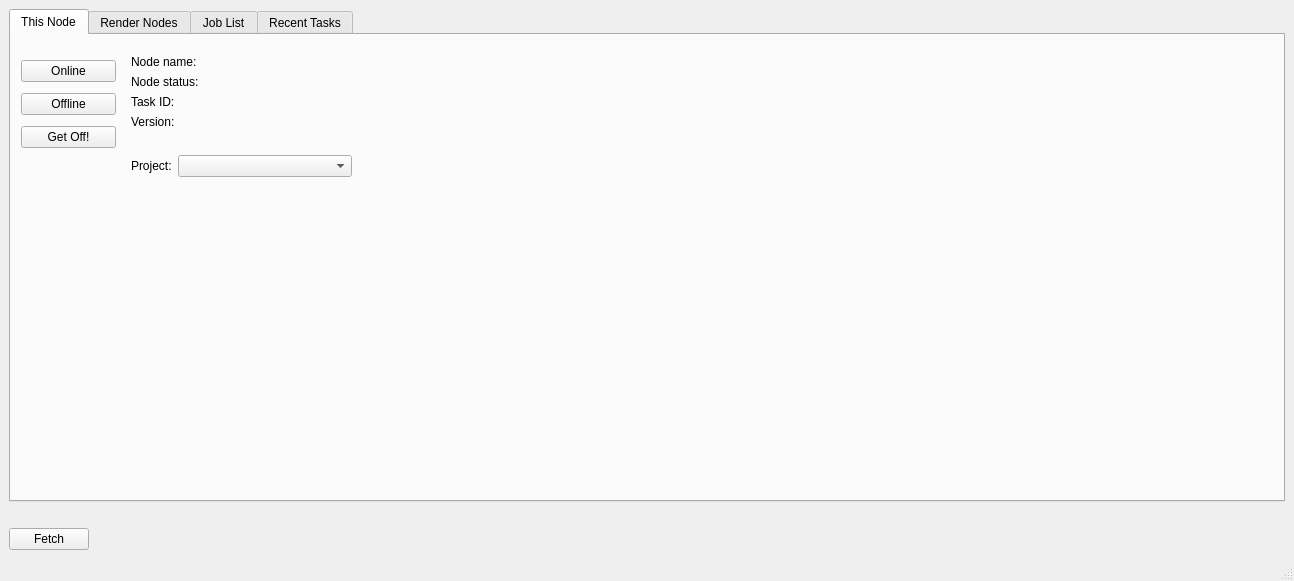
Qt form Ui_FarmView.ui (CogswellProjectHydra/githubHydraRepo) before a commit.
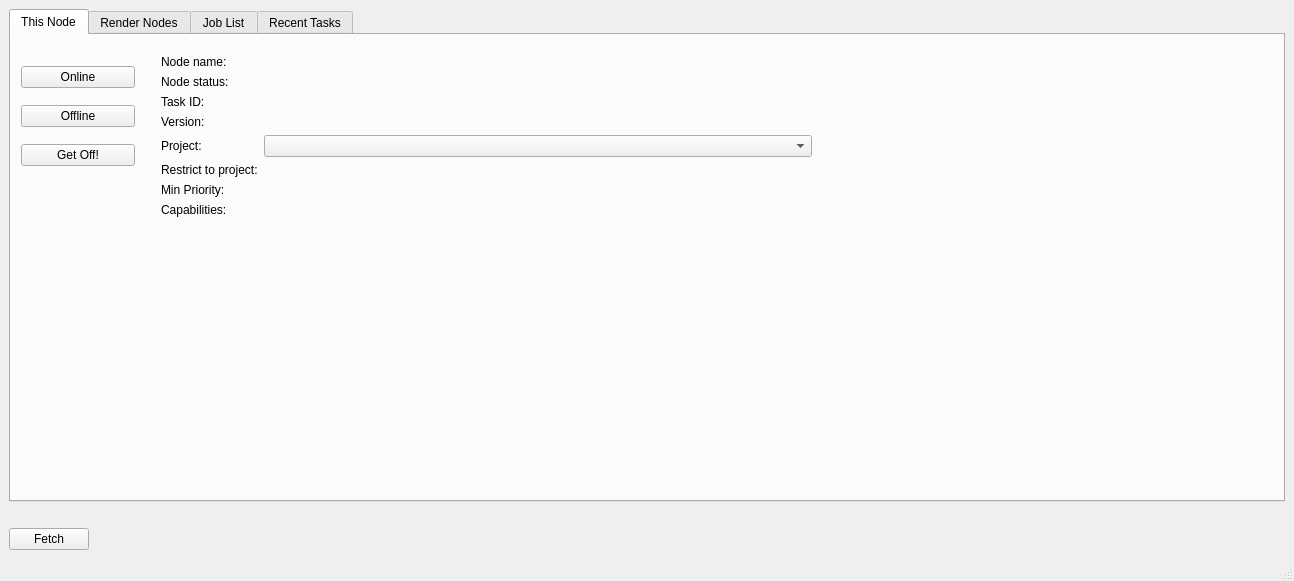
The same form after that commit. The open tabs and pages were chosen to show the change.

Commit message: Add capabilities etc. to FarmView.

The edit to the form file:
```diff
--- a/Ui_FarmView.ui
+++ b/Ui_FarmView.ui
@@ -60,8 +60,8 @@
          <rect>
           <x>10</x>
           <y>20</y>
-          <width>95</width>
-          <height>100</height>
+          <width>114</width>
+          <height>122</height>
          </rect>
         </property>
         <layout class="QVBoxLayout" name="verticalLayout_thisNodeButtons">
@@ -100,10 +100,10 @@
        <widget class="QWidget" name="layoutWidget">
         <property name="geometry">
          <rect>
-          <x>120</x>
+          <x>150</x>
           <y>20</y>
           <width>651</width>
-          <height>87</height>
+          <height>223</height>
          </rect>
         </property>
         <layout class="QFormLayout" name="formLayout_thisNodeLabels">
@@ -166,19 +166,7 @@
            </property>
           </widget>
          </item>
-        </layout>
-       </widget>
-       <widget class="QWidget" name="layoutWidget">
-        <property name="geometry">
-         <rect>
-          <x>120</x>
-          <y>120</y>
-          <width>221</width>
-          <height>24</height>
-         </rect>
-        </property>
-        <layout class="QFormLayout" name="formLayout_thisNodeProject">
-         <item row="0" column="0">
+         <item row="4" column="0">
           <widget class="QLabel" name="projectLabel">
            <property name="text">
             <string>Project:</string>
@@ -188,13 +176,55 @@
            </property>
           </widget>
          </item>
-         <item row="0" column="1">
+         <item row="4" column="1">
           <widget class="QComboBox" name="projectComboBox">
            <property name="whatsThis">
             <string>&lt;html&gt;&lt;head/&gt;&lt;body&gt;&lt;p&gt;&lt;br/&gt;&lt;/p&gt;&lt;/body&gt;&lt;/html&gt;</string>
            </property>
           </widget>
          </item>
+         <item row="5" column="0">
+          <widget class="QLabel" name="nodeVersionLabelLabel_2">
+           <property name="text">
+            <string>Restrict to project:</string>
+           </property>
+          </widget>
+         </item>
+         <item row="5" column="1">
+          <widget class="QLabel" name="restrictToProjectLabel">
+           <property name="text">
+            <string/>
+           </property>
+          </widget>
+         </item>
+         <item row="7" column="0">
+          <widget class="QLabel" name="nodeVersionLabelLabel_3">
+           <property name="text">
+            <string>Capabilities:</string>
+           </property>
+          </widget>
+         </item>
+         <item row="7" column="1">
+          <widget class="QLabel" name="capabilitiesLabel">
+           <property name="text">
+            <string/>
+           </property>
+          </widget>
+         </item>
+         <item row="6" column="0">
+          <widget class="QLabel" name="nodeVersionLabelLabel_4">
+           <property name="text">
+            <string>Min Priority:</string>
+           </property>
+          </widget>
+         </item>
+         <item row="6" column="1">
+          <widget class="QLabel" name="minPriorityLabel">
+           <property name="text">
+            <string/>
+           </property>
+          </widget>
+         </item>
         </layout>
        </widget>
       </widget>
```
Left out of the diff: 73 changed lines with no effect on the pictures. The commit also changes 4 other files.
